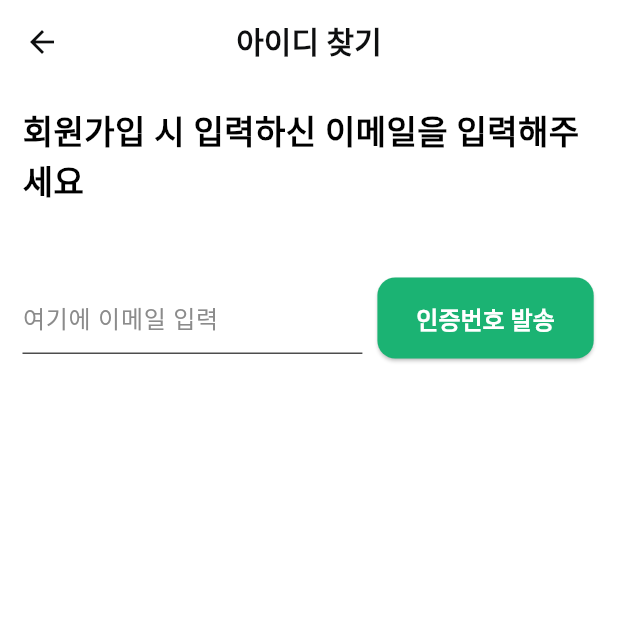
After one commit to ycs-201707010/UniPlan_Client, a Flutter app: the screen it shows after launch, after a tap on "아이디 찾기", on a phone screen of 412 x 824 dp, the top half of it. The commit adds this screen. Run offline on Flutter 3.47's test engine with Material 3 defaults, Android fonts, the phone set to English and light mode, and no system bars; our stand-ins replace flutter_colorpicker, flutter_slidable, flutter_speed_dial, flutter_spinkit, geolocator, google_maps_flutter and 4 more; missing offline and left inert: flutter_randomcolor, flutter_sound, google_places_api_flutter, timetable_view, wave_blob; accounts and stored records are empty; Roboto replaces fonts that are missing (NanumSquare).

Commit message:
find id, password page working...

```diff
--- /dev/null
+++ b/lib/screens/find_login_id.dart
@@ -0,0 +1,174 @@
+// ** 아이디 찾기 창 **
+
+import 'dart:async';
+
+import 'package:all_new_uniplan/extensions/context_extension.dart';
+import 'package:all_new_uniplan/widgets/button.dart';
+import 'package:all_new_uniplan/widgets/top_bar.dart';
+import 'package:flutter/material.dart';
+
+class FindLoginId extends StatefulWidget {
+  const FindLoginId({super.key});
+
+  @override
+  State<FindLoginId> createState() => _FindLoginIdState();
+}
+
+class _FindLoginIdState extends State<FindLoginId> {
+  // 입력한 이메일 컨트롤러
+  final TextEditingController emailController = TextEditingController();
+
+  // 인증번호 컨트롤러
+  final TextEditingController codeController = TextEditingController();
+
+  // 코드가 발송되었는지 확인
+  bool _isCodeSent = false;
+
+  // 타이머 변수
+  Timer? _timer;
+  int _remainingSeconds = 300; // 5분 = 300초
+
+  // 타이머 시작 함수
+  void _startTimer() {
+    _remainingSeconds = 300; // 타이머 초기화
+    _timer = Timer.periodic(const Duration(seconds: 1), (timer) {
+      setState(() {
+        if (_remainingSeconds > 0) {
+          _remainingSeconds--;
+        } else {
+          // 시간이 0이 되면 타이머를 멈추고 상태를 초기화
+          _timer?.cancel();
+          _isCodeSent = false;
+          // (선택사항) "인증 시간이 만료되었습니다." SnackBar 표시
+        }
+      });
+    });
+  }
+
+  // 남은 시간을 'mm:ss' 형식의 문자열로 변환하는 함수
+  String _formatDuration(int seconds) {
+    final minutes = (seconds / 60).floor().toString().padLeft(2, '0');
+    final remainingSeconds = (seconds % 60).toString().padLeft(2, '0');
+    return '$minutes:$remainingSeconds';
+  }
+
+  @override
+  void dispose() {
+    // ✅ 위젯이 사라질 때 컨트롤러와 타이머를 반드시 해제
+    emailController.dispose();
+    codeController.dispose();
+    _timer?.cancel();
+    super.dispose();
+  }
+
+  @override
+  Widget build(BuildContext context) {
+    return Scaffold(
+      appBar: TopBar(title: "아이디 찾기"),
+      body: SafeArea(
+        child: SingleChildScrollView(
+          padding: EdgeInsets.all(15),
+          child: Column(
+            crossAxisAlignment: CrossAxisAlignment.start,
+            children: [
+              Container(
+                child: Text(
+                  '회원가입 시 입력하신 이메일을 입력해주세요',
+                  style: TextStyle(
+                    color: Colors.black,
+                    fontWeight: FontWeight.w600,
+                    fontSize: 22,
+                  ),
+                ),
+              ),
+
+              SizedBox(height: 50),
+
+              Row(
+                children: [
+                  SizedBox(
+                    width: context.screenWidth * 0.55,
+                    child: TextField(
+                      controller: emailController,
+                      decoration: InputDecoration(
+                        hintText: '여기에 이메일 입력',
+                        focusedBorder: UnderlineInputBorder(
+                          borderSide: BorderSide(
+                            color: Theme.of(context).colorScheme.primary,
+                            width: 2,
+                          ),
+                        ),
+                      ),
+                    ),
+                  ),
+
+                  SizedBox(width: 10),
+
+                  SizedBox(
+                    width: context.screenWidth * 0.35,
+
+                    child: CommonButton(
+                      text: '인증번호 발송',
+                      onPressed:
+                          () => {
+                            // TODO : 아이디 중복확인 로직 입력
+                          },
+                    ),
+                  ),
+                ],
+              ),
+
+              if (_isCodeSent)
+                Padding(
+                  padding: const EdgeInsets.only(top: 40.0),
+                  child: Column(
+                    crossAxisAlignment: CrossAxisAlignment.start,
+                    children: [
+                      Text(
+                        '메일로 발송된 인증번호를 입력해주세요',
+                        style: TextStyle(
+                          color: Colors.black,
+                          fontWeight: FontWeight.w600,
+                          fontSize: 20,
+                        ),
+                      ),
+                      const SizedBox(height: 12),
+                      Row(
+                        children: [
+                          Expanded(
+                            child: TextField(
+                              controller: codeController,
+                              decoration: InputDecoration(
+                                hintText: '인증번호 6자리',
+                                // 타이머 텍스트를 오른쪽에 표시
+                                suffixText: _formatDuration(_remainingSeconds),
+                              ),
+                              maxLength: 6,
+                              keyboardType: TextInputType.number,
+                            ),
+                          ),
+                          const SizedBox(width: 10),
+                          ElevatedButton(
+                            onPressed: () {
+                              // TODO: authService.verifyCode(emailController.text, codeController.text) 호출
+                              // 성공 시, 서버로부터 받은 아이디를 가지고 다음 페이지로 이동
+                              // Navigator.push(context, MaterialPageRoute(builder: (_) => IdFoundPage(userId: '...')));
+
+                              // 성공했다면 타이머 정지
+                              _timer?.cancel();
+                            },
+
+                            child: const Text('확인'),
+                          ),
+                        ],
+                      ),
+                    ],
+                  ),
+                ),
+            ],
+          ),
+        ),
+      ),
+    );
+  }
+}
--- a/lib/screens/welcome.dart
+++ b/lib/screens/welcome.dart
@@ -1,5 +1,6 @@
 // 어플리케이션 실행 시 나타날 화면 (비로그인 시)
 
+import 'package:all_new_uniplan/screens/find_login_id.dart';
 import 'package:all_new_uniplan/screens/login.dart';
 import 'package:all_new_uniplan/screens/signup.dart';
 import 'package:flutter/material.dart';
@@ -60,7 +61,31 @@ class welcomePage extends StatelessWidget {
 
             Row(
               mainAxisAlignment: MainAxisAlignment.center,
-              children: [Text('아이디 찾기'), SizedBox(width: 80), Text("비밀번호 찾기")],
+              children: [
+                TextButton(
+                  onPressed: () {
+                    Navigator.push(
+                      context,
+                      MaterialPageRoute(
+                        builder: (context) => const FindLoginId(),
+                      ),
+                    );
+                  },
+                  child: Text('아이디 찾기'),
+                ),
+                SizedBox(width: 80),
+                TextButton(
+                  onPressed: () {
+                    Navigator.push(
+                      context,
+                      MaterialPageRoute(
+                        builder: (context) => const FindLoginId(),
+                      ),
+                    );
+                  },
+                  child: Text('비밀번호 찾기'),
+                ),
+              ],
             ),
           ], // children
         ),
```
Also changed, not shown: lib/screens/find_login_pw.dart (added, +33 -0 lines), lib/screens/signup.dart (+21 -12 lines).
